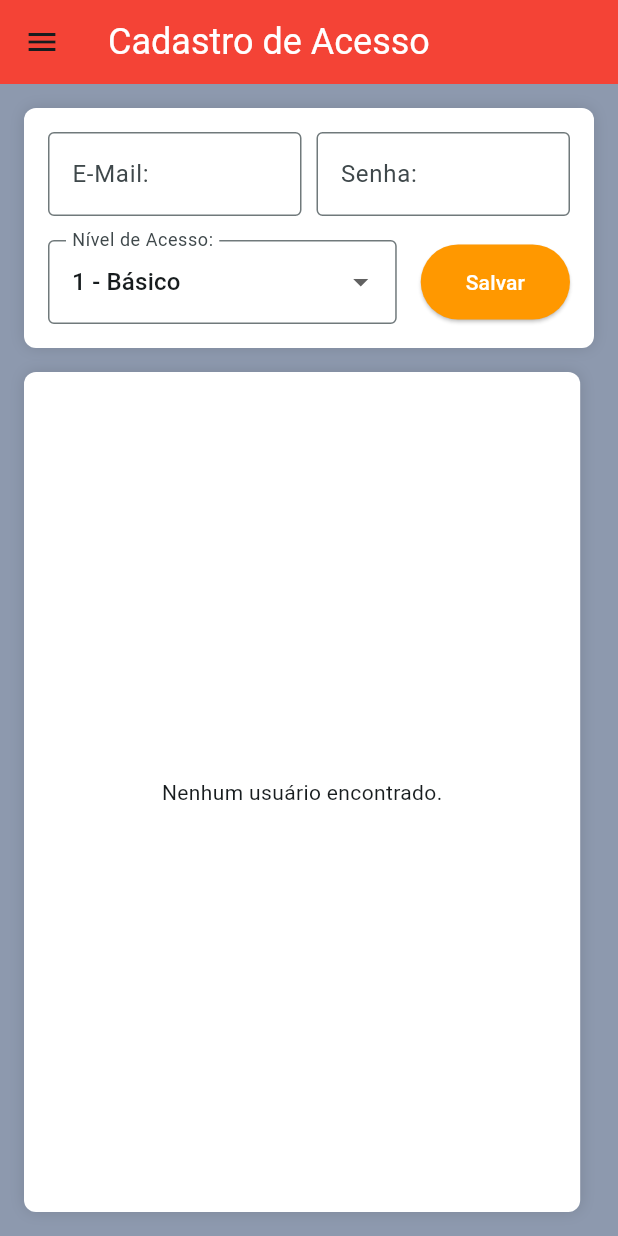
After one commit to Felp056/PointOfVenda, a Flutter app: the CadastroDeAcesso screen opened directly, on a phone screen of 412 x 824 dp. The commit adds this screen. Run offline on Flutter 3.47's test engine with Material 3 defaults, Android fonts, the phone set to English and light mode, and no system bars; our stand-ins replace dio, dropdown_button2, google_fonts; missing offline and left inert: dart:ffi; network calls fail.

Commit message:
tela de cadastro de usuario

```diff
--- /dev/null
+++ b/Pov_Front/lib/pages/Cadastro/CadastroDeAcesso.dart
@@ -0,0 +1,258 @@
+import 'dart:convert';
+import 'package:flutter/material.dart';
+import 'package:http/http.dart' as http;
+
+import '../../afterLogin.dart';
+import '../../widgets/dropMenu.dart';
+import 'CadastroDeParticipante.dart';
+import 'CadastroDeProduto.dart';
+import 'CadastroDeTabelaDePreco.dart';
+
+class CadastroDeAcesso extends StatefulWidget {
+  final String title;
+
+  CadastroDeAcesso({super.key, required this.title});
+
+  @override
+  _CadastroDeAcessoState createState() => _CadastroDeAcessoState();
+}
+
+class _CadastroDeAcessoState extends State<CadastroDeAcesso> {
+  final TextEditingController emailController = TextEditingController();
+  final TextEditingController senhaController = TextEditingController();
+  String nivelDeAcesso = "1 - Básico";
+
+  late Future<List<Map<String, dynamic>>> _usuariosFuture;
+
+  @override
+  void initState() {
+    super.initState();
+    _usuariosFuture = _carregarUsuarios();
+  }
+
+  Future<List<Map<String, dynamic>>> _carregarUsuarios() async {
+    final Uri url = Uri.parse("http://localhost:8080/api/usuario/todas");
+    try {
+      final response = await http.get(url);
+
+      if (response.statusCode == 200) {
+        final List<dynamic> data = json.decode(response.body);
+
+        return data.map((user) {
+          return {
+            "id": user["Id"] ?? 0,
+            "email": user["Email"] ?? "",
+            "nivelDeAcesso": user["NivelAcesso"] ?? 0,
+          };
+        }).toList();
+      } else {
+        print("Erro ao carregar usuários: ${response.statusCode}");
+        return [];
+      }
+    } catch (e) {
+      print("Erro ao carregar usuários: $e");
+      return [];
+    }
+  }
+
+  @override
+  Widget build(BuildContext context) {
+    final double screenWidth = MediaQuery.of(context).size.width;
+
+    return Scaffold(
+      appBar: AppBar(
+        title: Text(
+          widget.title,
+          style: const TextStyle(color: Colors.white, fontSize: 24),
+        ),
+        backgroundColor: Colors.red,
+      ),
+      drawer: DropMenu(onMenuTap: (mainMenu, subMenu) {
+        Widget targetPage;
+        switch (subMenu) {
+          case "Participante":
+            targetPage = CadastroParticipante(title: "Cadastro de Participante");
+            break;
+          case "Produto":
+            targetPage = Cadastrodeproduto(title: "Cadastro de Produto");
+            break;
+          case "Tabela de Preço":
+            targetPage = Cadastrodetabeladepreco(title: "Cadastro de Tabela de Preço");
+            break;
+          case "Acesso":
+            targetPage = CadastroDeAcesso(
+              title: "Cadastro de Acesso",
+              key: UniqueKey(),
+            );
+            break;
+          default:
+            targetPage = afterLogin(title: "P.O.V");
+            break;
+        }
+        Navigator.of(context).push(MaterialPageRoute(builder: (context) => targetPage));
+      }),
+      backgroundColor: const Color(0xff8D99AE),
+      body: Padding(
+        padding: const EdgeInsets.all(16),
+        child: Column(
+          crossAxisAlignment: CrossAxisAlignment.start,
+          children: [
+            // Formulário para cadastro
+            Container(
+              padding: const EdgeInsets.all(16),
+              decoration: BoxDecoration(
+                color: Colors.white,
+                borderRadius: BorderRadius.circular(8),
+                boxShadow: [BoxShadow(color: Colors.black12, blurRadius: 8)],
+              ),
+              child: Column(
+                children: [
+                  Row(
+                    children: [
+                      Expanded(
+                        child: TextField(
+                          controller: emailController,
+                          decoration: const InputDecoration(
+                            labelText: 'E-Mail:',
+                            border: OutlineInputBorder(),
+                          ),
+                        ),
+                      ),
+                      const SizedBox(width: 10),
+                      Expanded(
+                        child: TextField(
+                          controller: senhaController,
+                          obscureText: true,
+                          decoration: const InputDecoration(
+                            labelText: 'Senha:',
+                            border: OutlineInputBorder(),
+                          ),
+                        ),
+                      ),
+                    ],
+                  ),
+                  const SizedBox(height: 16),
+                  Row(
+                    children: [
+                      Expanded(
+                        child: DropdownButtonFormField<String>(
+                          value: nivelDeAcesso,
+                          items: [
+                            "1 - Básico",
+                            "2 - Intermediário",
+                            "3 - Gerencia/autônomo",
+                            "4 - Supervisor",
+                            "5 - Administrador",
+                          ].map((nivel) {
+                            return DropdownMenuItem(
+                              value: nivel,
+                              child: Text(nivel),
+                            );
+                          }).toList(),
+                          onChanged: (value) {
+                            setState(() {
+                              nivelDeAcesso = value ?? "1 - Básico";
+                            });
+                          },
+                          decoration: const InputDecoration(
+                            labelText: "Nível de Acesso:",
+                            border: OutlineInputBorder(),
+                          ),
+                        ),
+                      ),
+                      const SizedBox(width: 16),
+                      ElevatedButton(
+                        onPressed: () {
+                          print("Salvar clicado");
+                        },
+                        style: ElevatedButton.styleFrom(
+                          backgroundColor: Colors.orange,
+                          padding: const EdgeInsets.symmetric(horizontal: 30, vertical: 15),
+                        ),
+                        child: const Text(
+                          "Salvar",
+                          style: TextStyle(color: Colors.white),
+                        ),
+                      ),
+                    ],
+                  ),
+                ],
+              ),
+            ),
+            const SizedBox(height: 16),
+
+            // Tabela de usuários
+            Expanded(
+              child: Container(
+                width: screenWidth * 0.90, // 90% da largura da tela
+                decoration: BoxDecoration(
+                  color: Colors.white,
+                  borderRadius: BorderRadius.circular(8),
+                  boxShadow: [BoxShadow(color: Colors.black12, blurRadius: 8)],
+                ),
+                padding: const EdgeInsets.all(16),
+                child: FutureBuilder<List<Map<String, dynamic>>>(
+                  future: _usuariosFuture,
+                  builder: (context, snapshot) {
+                    if (snapshot.connectionState == ConnectionState.waiting) {
+                      return const Center(child: CircularProgressIndicator());
+                    } else if (snapshot.hasError) {
+                      return const Center(child: Text("Erro ao carregar usuários."));
+                    } else if (!snapshot.hasData || snapshot.data!.isEmpty) {
+                      return const Center(child: Text("Nenhum usuário encontrado."));
+                    }
+
+                    final usuarios = snapshot.data!;
+                    return DataTable(
+                      headingRowHeight: 48,
+                      columnSpacing: 0,
+                      columns: [
+                        DataColumn(
+                          label: Expanded(
+                            flex: 1,
+                            child: Text(
+                              "Id",
+                              textAlign: TextAlign.center,
+                              style: const TextStyle(fontWeight: FontWeight.bold),
+                            ),
+                          ),
+                        ),
+                        DataColumn(
+                          label: Expanded(
+                            flex: 2,
+                            child: Text(
+                              "Email",
+                              textAlign: TextAlign.center,
+                              style: const TextStyle(fontWeight: FontWeight.bold),
+                            ),
+                          ),
+                        ),
+                        DataColumn(
+                          label: Expanded(
+                            flex: 1,
+                            child: Text(
+                              "Nível de Acesso",
+                              textAlign: TextAlign.center,
+                              style: const TextStyle(fontWeight: FontWeight.bold),
+                            ),
+                          ),
+                        ),
+                      ],
+                      rows: usuarios.map((usuario) {
+                        return DataRow(cells: [
+                          DataCell(Center(child: Text(usuario["id"].toString()))),
+                          DataCell(Center(child: Text(usuario["email"]))),
+                          DataCell(Center(child: Text(usuario["nivelDeAcesso"].toString()))),
+                        ]);
+                      }).toList(),
+                    );
+                  },
+                ),
+              ),
+            ),
+          ],
+        ),
+      ),
+    );
+  }
+}
--- a/Pov_Front/lib/pages/Cadastro/CadastroDeParticipante.dart
+++ b/Pov_Front/lib/pages/Cadastro/CadastroDeParticipante.dart
@@ -1,6 +1,7 @@
 import 'dart:convert';
 import 'package:flutter/material.dart';
 import 'package:http/http.dart' as http;
+import 'package:pov_web/pages/Cadastro/CadastroDeAcesso.dart';
 import 'package:pov_web/pages/Cadastro/CadastroDeProduto.dart';
 import 'package:pov_web/pages/Cadastro/CadastroDeTabelaDePreco.dart';
 import 'package:pov_web/widgets/dropMenu.dart';
@@ -71,6 +72,9 @@ class _CadastroParticipanteState extends State<CadastroParticipante> {
             targetPage = Cadastrodeproduto(title: "Cadastro de Produto");
           case "Tabela de Preço":
             targetPage = Cadastrodetabeladepreco(title: "Cadastro de Tabela de Preço");
+            break;
+          case "Acesso":
+            targetPage = CadastroDeAcesso(title: "Cadastro de Acesso");
             break;
           default:
             targetPage = afterLogin(title: "P.O.V");
--- a/Pov_Front/lib/pages/Cadastro/CadastroDeProduto.dart
+++ b/Pov_Front/lib/pages/Cadastro/CadastroDeProduto.dart
@@ -1,6 +1,7 @@
 import 'dart:convert';
 import 'package:flutter/material.dart';
 import 'package:http/http.dart' as http;
+import 'package:pov_web/pages/Cadastro/CadastroDeAcesso.dart';
 import 'package:pov_web/pages/Cadastro/CadastroDeParticipante.dart';
 import '../../afterLogin.dart';
 import '../../widgets/dropMenu.dart';
@@ -173,6 +174,9 @@ class _CadastrodeprodutoState extends State<Cadastrodeproduto> {
             break;
           case "Tabela de Preço":
             targetPage = Cadastrodetabeladepreco(title: "Cadastro de Tabela de Preço");
+            break;
+          case "Acesso":
+            targetPage = CadastroDeAcesso(title: "Cadastro de Acesso");
             break;
           default:
             targetPage = afterLogin(title: "P.O.V");
--- a/Pov_Front/lib/pages/Cadastro/CadastroDeTabelaDePreco.dart
+++ b/Pov_Front/lib/pages/Cadastro/CadastroDeTabelaDePreco.dart
@@ -3,6 +3,7 @@ import 'package:dio/dio.dart';
 import 'package:flutter/material.dart';
 import 'package:http/http.dart' as http;
 import 'package:pov_web/afterLogin.dart';
+import 'package:pov_web/pages/Cadastro/CadastroDeAcesso.dart';
 import 'package:pov_web/pages/Cadastro/CadastroDeParticipante.dart';
 import 'package:pov_web/pages/Cadastro/CadastroDeProduto.dart';
 import 'package:pov_web/widgets/dropMenu.dart';
@@ -241,6 +242,9 @@ class _CadastrodetabeladeprecoState extends State<Cadastrodetabeladepreco> {
           case "Tabela de Preço":
             targetPage = Cadastrodetabeladepreco(title: "Cadastro de Tabela de Preço");
             break;
+        case "Acesso":
+        targetPage = CadastroDeAcesso(title: "Cadastro de Acesso");
+        break;
           default:
             targetPage = afterLogin(title: "P.O.V");
             break;
```
Also changed, not shown: 1 other file.
